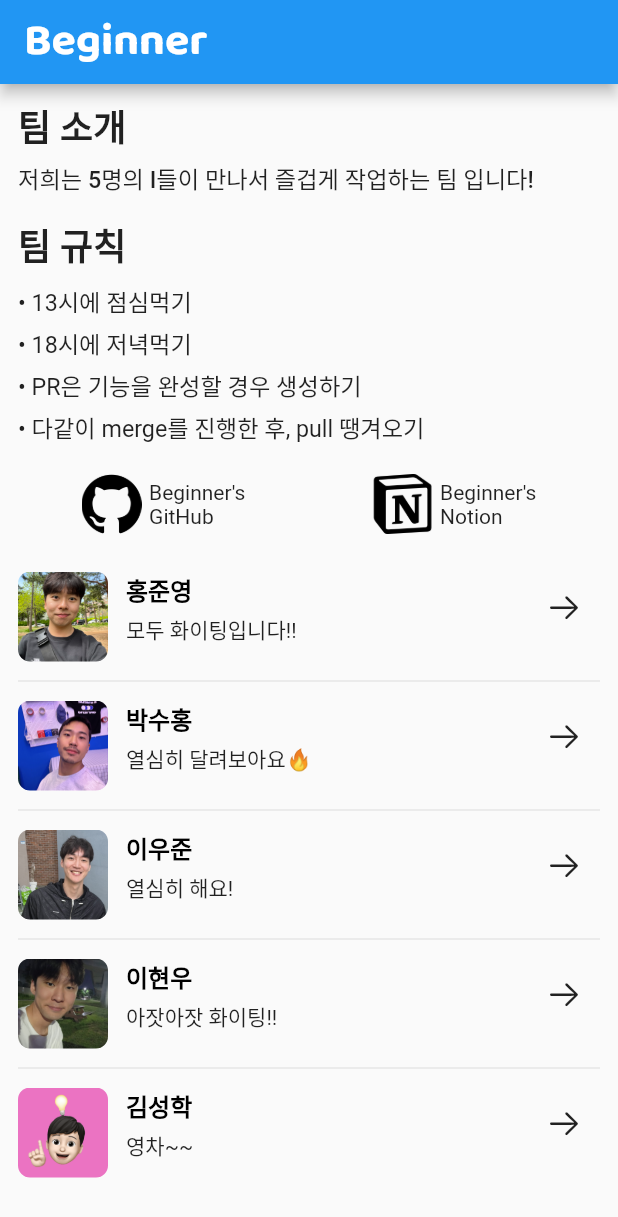
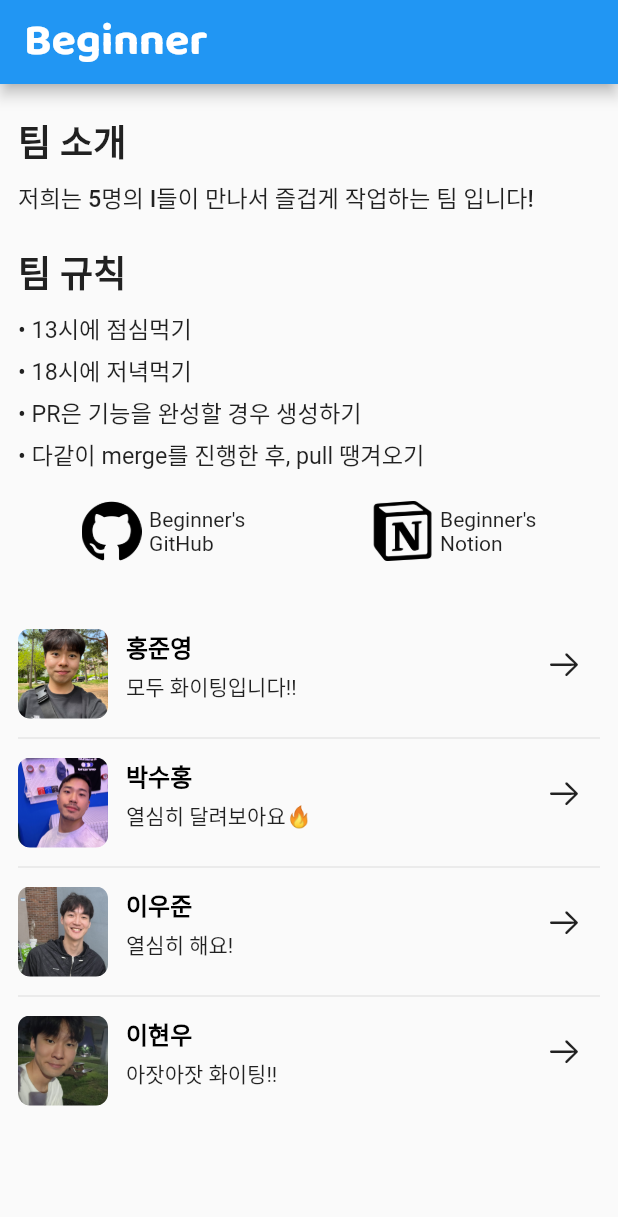
Before and after one commit to wnsdud0721/Flutter_beginner, a Flutter app: the screen it shows after launch, on a phone screen of 412 x 824 dp. Shown: the top 1217 px of the screen. Run offline on Flutter 3.47's test engine with Material 2 defaults, Android fonts, the phone set to English and light mode, and no system bars; our stand-ins replace audioplayers; Roboto replaces fonts that are missing (Pretendard).

Commit message:
beginner 최종 완성(성학님 제외)

```diff
--- a/lib/feed.dart
+++ b/lib/feed.dart
@@ -86,11 +86,11 @@ class Feed extends StatelessWidget {
                 context,
                 MaterialPageRoute(builder: (_) => Hyunwoo()),
               );
-            } else if (name == '김성학') {
-              Navigator.push(
-                context,
-                MaterialPageRoute(builder: (_) => Sunghak()),
-              );
+              // } else if (name == '김성학') {
+              //   Navigator.push(
+              //     context,
+              //     MaterialPageRoute(builder: (_) => Sunghak()),
+              //   );
             }
           },
           icon: Icon(CupertinoIcons.arrow_right),
--- a/lib/home_page.dart
+++ b/lib/home_page.dart
@@ -15,21 +15,21 @@ class HomePage extends StatelessWidget {
       'assets/images/suhong/suhong12.jpeg',
       'assets/images/Woojun_image.png',
       'assets/images/hyunwoo1.png',
-      'assets/images/junyoung4.png',
+      //'assets/images/junyoung4.png',
     ];
     final List<String> name = [
       '홍준영',
       '박수홍',
       '이우준',
       '이현우',
-      '김성학',
+      //'김성학',
     ];
     final List<String> comment = [
       '모두 화이팅입니다!!',
       '열심히 달려보아요🔥',
       '열심히 해요!',
       '아잣아잣 화이팅!!',
-      '영차~~',
+      //'영차~~',
     ];
     return Scaffold(
       appBar: AppBar(
@@ -46,7 +46,7 @@ class HomePage extends StatelessWidget {
         padding: const EdgeInsets.symmetric(horizontal: 12),
         child: Column(
           children: [
-            SizedBox(height: 10),
+            SizedBox(height: 20),
             Align(
               alignment: Alignment.centerLeft,
               child: Text(
@@ -58,7 +58,7 @@ class HomePage extends StatelessWidget {
                 ),
               ),
             ),
-            SizedBox(height: 5),
+            SizedBox(height: 8),
             Align(
               alignment: Alignment.centerLeft,
               child: Text(
@@ -70,7 +70,7 @@ class HomePage extends StatelessWidget {
                 ),
               ),
             ),
-            SizedBox(height: 15),
+            SizedBox(height: 20),
             Align(
               alignment: Alignment.centerLeft,
               child: Text(
@@ -180,7 +180,7 @@ class HomePage extends StatelessWidget {
                 ),
               ],
             ),
-            SizedBox(height: 20),
+            SizedBox(height: 40),
             Expanded(
               child: ListView.separated(
                 itemCount: imagePath.length,
```
Also changed, not shown: 1 other file.
